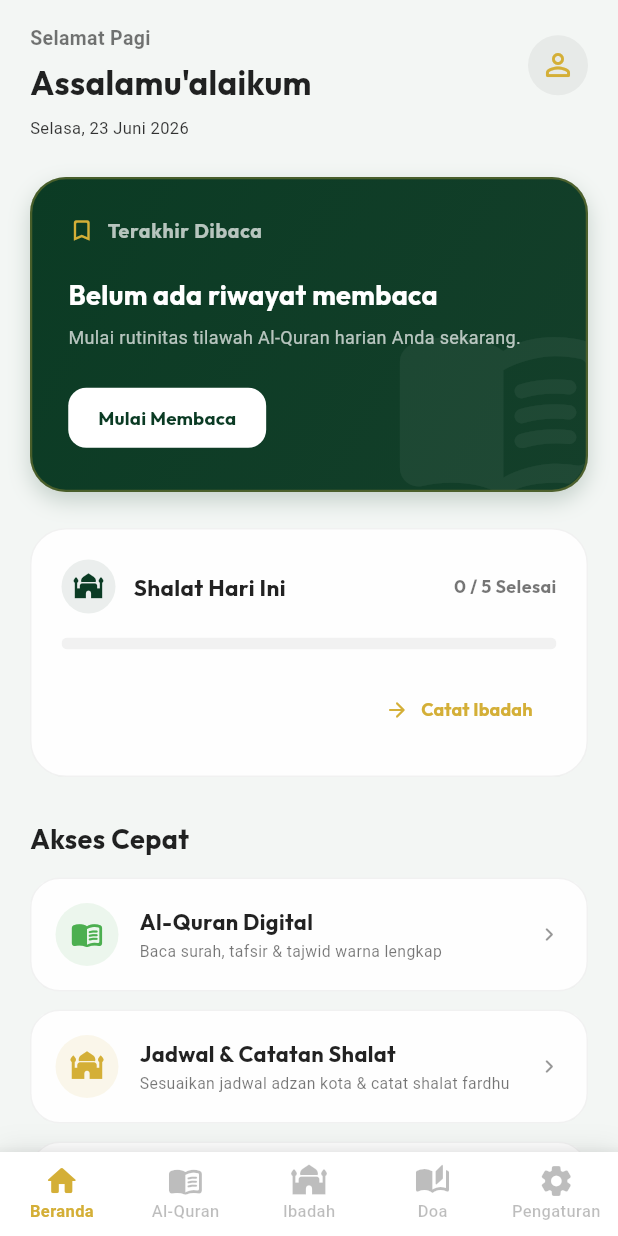
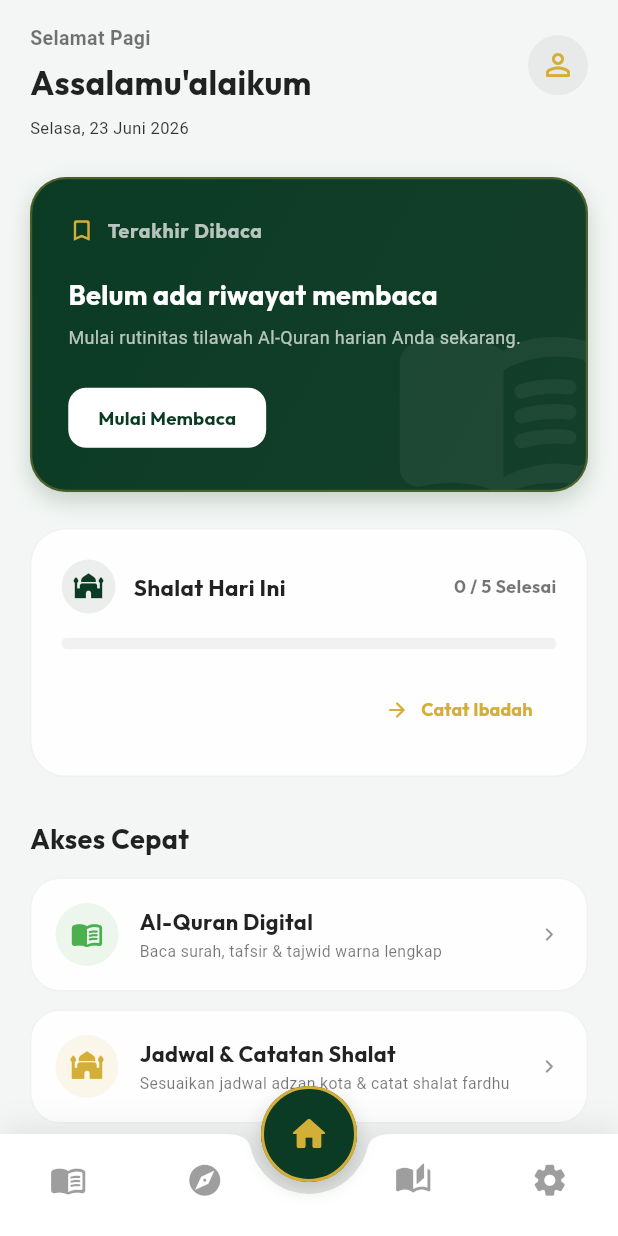
Before and after one commit to anharahya-gif/pedoman_hidup_app, a Flutter app: the screen it shows after launch, on a phone screen of 412 x 824 dp. Run offline on Flutter 3.47's test engine with Material 3 defaults, Android fonts, the light colour scheme and no system bars; our stand-ins replace flutter_riverpod, google_fonts, just_audio, share_plus, shared_preferences, shimmer and 1 more; missing offline and left inert: audio_session; accounts and stored records are empty; network calls fail; statements that could not run were skipped.

Commit message:
feat: design custom notched bottom navigation bar with elevated center Beranda FAB and adjusted page indices

```diff
--- a/lib/features/dashboard/presentation/pages/dashboard_page.dart
+++ b/lib/features/dashboard/presentation/pages/dashboard_page.dart
@@ -326,7 +326,7 @@ class DashboardPage extends ConsumerWidget {
                     ElevatedButton(
                       onPressed: () {
                         // Switch to Quran tab
-                        ref.read(bottomNavIndexProvider.notifier).state = 1;
+                        ref.read(bottomNavIndexProvider.notifier).state = 0;
                       },
                       style: ElevatedButton.styleFrom(
                         backgroundColor: Colors.white,
@@ -435,7 +435,7 @@ class DashboardPage extends ConsumerWidget {
               ),
               onPressed: () {
                 // Switch to Ibadah Hub tab
-                ref.read(bottomNavIndexProvider.notifier).state = 2;
+                ref.read(bottomNavIndexProvider.notifier).state = 1;
               },
             ),
           ),
@@ -530,7 +530,7 @@ class DashboardPage extends ConsumerWidget {
           icon: Icons.menu_book_rounded,
           color: Colors.green,
           onTap: () {
-            ref.read(bottomNavIndexProvider.notifier).state = 1;
+            ref.read(bottomNavIndexProvider.notifier).state = 0;
           },
         ),
         const SizedBox(height: 12),
@@ -540,7 +540,7 @@ class DashboardPage extends ConsumerWidget {
           icon: Icons.mosque_rounded,
           color: const Color(0xffd4af37),
           onTap: () {
-            ref.read(bottomNavIndexProvider.notifier).state = 2;
+            ref.read(bottomNavIndexProvider.notifier).state = 1;
           },
         ),
         const SizedBox(height: 12),
--- a/lib/features/navigation/main_navigation_page.dart
+++ b/lib/features/navigation/main_navigation_page.dart
@@ -11,75 +11,184 @@ class MainNavigationPage extends ConsumerWidget {
   const MainNavigationPage({super.key});
 
   final List<Widget> _pages = const [
-    DashboardPage(),
-    HomePage(),
-    IbadahHubPage(),
-    PrayerCollectionPage(),
-    SettingsPage(),
+    HomePage(),             // Index 0: Al-Quran (paling kiri)
+    IbadahHubPage(),        // Index 1: Ibadah (tengah kiri)
+    DashboardPage(),        // Index 2: Beranda (tengah - FAB)
+    PrayerCollectionPage(), // Index 3: Doa (tengah kanan)
+    SettingsPage(),         // Index 4: Pengaturan (paling kanan)
   ];
 
   @override
   Widget build(BuildContext context, WidgetRef ref) {
     final currentIndex = ref.watch(bottomNavIndexProvider);
-    final isDark = Theme.of(context).brightness == Brightness.dark;
+    final theme = Theme.of(context);
+    final isDark = theme.brightness == Brightness.dark;
 
+    const primaryEmerald = Color(0xff0b3b24);
     const accentGold = Color(0xffd4af37);
+    final navBgColor = isDark ? const Color(0xff121814) : Colors.white;
+    final navBorderColor = isDark ? const Color(0xff1b241e) : const Color(0xffe5e5e0);
 
     return Scaffold(
+      backgroundColor: isDark ? const Color(0xff070c09) : const Color(0xfff3f6f4),
       body: IndexedStack(
         index: currentIndex,
         children: _pages,
       ),
+      extendBody: true, // Allows Scaffold body to flow under the notched bar
+      floatingActionButton: Container(
+        height: 64,
+        width: 64,
+        decoration: BoxDecoration(
+          shape: BoxShape.circle,
+          boxShadow: [
+            BoxShadow(
+              color: Colors.black.withValues(alpha: isDark ? 0.35 : 0.15),
+              blurRadius: 10,
+              offset: const Offset(0, 4),
+            ),
+          ],
+        ),
+        child: FloatingActionButton(
+          onPressed: () {
+            ref.read(bottomNavIndexProvider.notifier).state = 2; // Beranda (Tengah)
+          },
+          backgroundColor: currentIndex == 2 ? primaryEmerald : (isDark ? const Color(0xff1a221c) : Colors.white),
+          elevation: 0,
+          shape: CircleBorder(
+            side: BorderSide(
+              color: currentIndex == 2 ? accentGold : navBorderColor,
+              width: 2,
+            ),
+          ),
+          child: Icon(
+            Icons.home_rounded,
+            size: 28,
+            color: currentIndex == 2 ? accentGold : primaryEmerald,
+          ),
+        ),
+      ),
+      floatingActionButtonLocation: FloatingActionButtonLocation.centerDocked,
       bottomNavigationBar: Container(
         decoration: BoxDecoration(
           boxShadow: [
             BoxShadow(
               color: Colors.black.withValues(alpha: isDark ? 0.4 : 0.08),
-              blurRadius: 15,
-              offset: const Offset(0, -2),
+              blurRadius: 16,
+              offset: const Offset(0, -4),
             ),
           ],
         ),
-        child: BottomNavigationBar(
+        child: BottomAppBar(
+          shape: const CircularNotchedRectangle(),
+          notchMargin: 8,
+          clipBehavior: Clip.antiAlias,
+          padding: EdgeInsets.zero,
+          height: 68,
+          color: navBgColor,
+          elevation: 0,
+          child: Row(
+            mainAxisAlignment: MainAxisAlignment.spaceAround,
+            children: [
+              // Tab 0: Al-Quran (Paling Kiri)
+              _buildTabItem(
+                ref: ref,
+                index: 0,
                 currentIndex: currentIndex,
-          onTap: (index) {
+                icon: Icons.menu_book_rounded,
+                label: 'Al-Quran',
+                isDark: isDark,
+                accentGold: accentGold,
+              ),
+              // Tab 1: Ibadah (Tengah Kiri)
+              _buildTabItem(
+                ref: ref,
+                index: 1,
+                currentIndex: currentIndex,
+                icon: Icons.explore_rounded, // Compass/mosque style
+                label: 'Ibadah',
+                isDark: isDark,
+                accentGold: accentGold,
+              ),
+              // Spacer for Center Notched FAB
+              const SizedBox(width: 48),
+              // Tab 3: Doa (Tengah Kanan)
+              _buildTabItem(
+                ref: ref,
+                index: 3,
+                currentIndex: currentIndex,
+                icon: Icons.auto_stories_rounded,
+                label: 'Doa',
+                isDark: isDark,
+                accentGold: accentGold,
+              ),
+              // Tab 4: Pengaturan (Paling Kanan)
+              _buildTabItem(
+                ref: ref,
+                index: 4,
+                currentIndex: currentIndex,
+                icon: Icons.settings_rounded,
+                label: 'Pengaturan',
+                isDark: isDark,
+                accentGold: accentGold,
+              ),
+            ],
+          ),
+        ),
+      ),
+    );
+  }
+
+  Widget _buildTabItem({
+    required WidgetRef ref,
+    required int index,
+    required int currentIndex,
+    required IconData icon,
+    required String label,
+    required bool isDark,
+    required Color accentGold,
+  }) {
+    final isSelected = index == currentIndex;
+    final inactiveColor = isDark ? Colors.white38 : Colors.black38;
+
+    return Expanded(
+      child: Tooltip(
+        message: label,
+        child: InkWell(
+          onTap: () {
             ref.read(bottomNavIndexProvider.notifier).state = index;
           },
-          type: BottomNavigationBarType.fixed,
-          backgroundColor: isDark ? const Color(0xff0b100d) : Colors.white,
-          selectedItemColor: accentGold,
-          unselectedItemColor: isDark ? Colors.white30 : Colors.black26,
-          selectedFontSize: 11,
-          unselectedFontSize: 11,
-          selectedLabelStyle: const TextStyle(fontWeight: FontWeight.bold),
-          unselectedLabelStyle: const TextStyle(fontWeight: FontWeight.w500),
-          items: const [
-            BottomNavigationBarItem(
-              icon: Icon(Icons.home_rounded),
-              activeIcon: Icon(Icons.home_rounded, color: accentGold),
-              label: 'Beranda',
+          splashColor: Colors.transparent,
+          highlightColor: Colors.transparent,
+          child: Column(
+            mainAxisSize: MainAxisSize.min,
+            mainAxisAlignment: MainAxisAlignment.center,
+            children: [
+              AnimatedContainer(
+                duration: const Duration(milliseconds: 200),
+                padding: const EdgeInsets.all(6),
+                decoration: BoxDecoration(
+                  color: isSelected ? accentGold.withValues(alpha: 0.1) : Colors.transparent,
+                  shape: BoxShape.circle,
                 ),
-            BottomNavigationBarItem(
-              icon: Icon(Icons.menu_book_rounded),
-              activeIcon: Icon(Icons.menu_book_rounded, color: accentGold),
-              label: 'Al-Quran',
+                child: Icon(
+                  icon,
+                  color: isSelected ? accentGold : inactiveColor,
+                  size: 25,
                 ),
-            BottomNavigationBarItem(
-              icon: Icon(Icons.mosque_rounded),
-              activeIcon: Icon(Icons.mosque_rounded, color: accentGold),
-              label: 'Ibadah',
               ),
-            BottomNavigationBarItem(
-              icon: Icon(Icons.auto_stories_rounded),
-              activeIcon: Icon(Icons.auto_stories_rounded, color: accentGold),
-              label: 'Doa',
+              const SizedBox(height: 2),
+              AnimatedContainer(
+                duration: const Duration(milliseconds: 200),
+                width: isSelected ? 5 : 0,
+                height: 5,
+                decoration: BoxDecoration(
+                  color: accentGold,
+                  shape: BoxShape.circle,
                 ),
-            BottomNavigationBarItem(
-              icon: Icon(Icons.settings_rounded),
-              activeIcon: Icon(Icons.settings_rounded, color: accentGold),
-              label: 'Pengaturan',
               ),
             ],
+          ),
         ),
       ),
     );
--- a/lib/shared/providers.dart
+++ b/lib/shared/providers.dart
@@ -10,4 +10,4 @@ final databaseHelperProvider = Provider<DatabaseHelper>((ref) {
   return DatabaseHelper.instance;
 });
 
-final bottomNavIndexProvider = StateProvider<int>((ref) => 0);
+final bottomNavIndexProvider = StateProvider<int>((ref) => 2);
```
Lines whose indentation alone changed are shown as unchanged.
